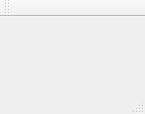
Before: the Qt Designer form 3-semester/TanksGame/Tanks/mainwindow.ui in kbatoev/SpbSU-Homeworks, drawn with Qt 5.
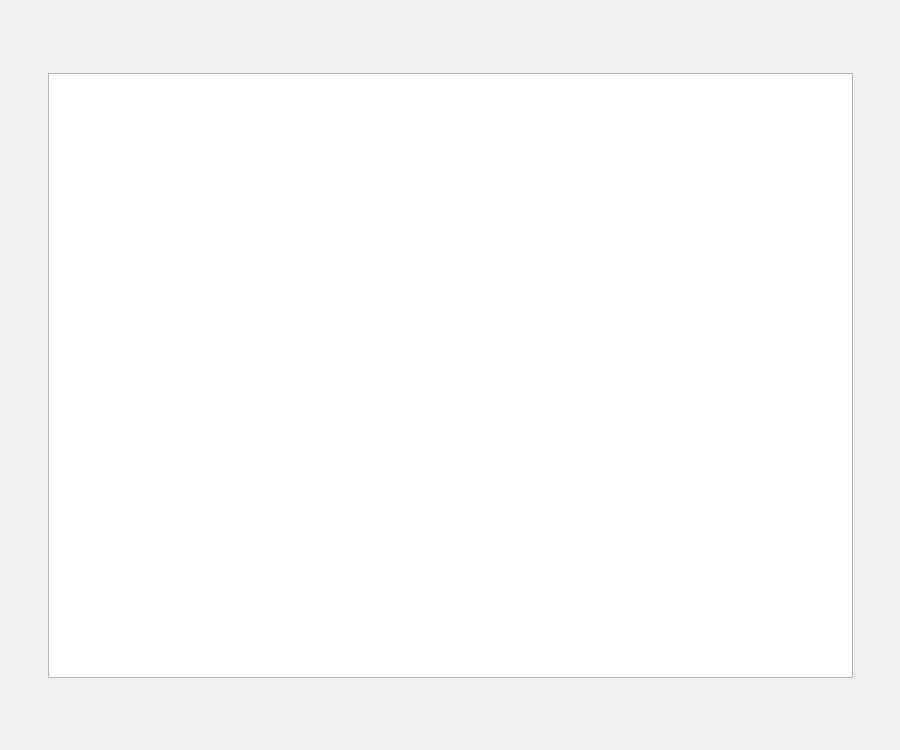
After: the same form once the commit is applied.

Commit message: Program works using 1 window of MainWindow. It catches keyEvents and updates properly

Patch:
```diff
--- a/3-semester/TanksGame/Tanks/mainwindow.ui
+++ b/3-semester/TanksGame/Tanks/mainwindow.ui
@@ -6,33 +6,55 @@
    <rect>
     <x>0</x>
     <y>0</y>
-    <width>145</width>
-    <height>114</height>
+    <width>900</width>
+    <height>750</height>
    </rect>
   </property>
   <property name="windowTitle">
    <string>MainWindow</string>
   </property>
-  <widget class="QWidget" name="centralWidget"/>
-  <widget class="QMenuBar" name="menuBar">
-   <property name="geometry">
-    <rect>
-     <x>0</x>
-     <y>0</y>
-     <width>145</width>
-     <height>25</height>
-    </rect>
+  <widget class="QWidget" name="centralWidget">
+   <property name="minimumSize">
+    <size>
+     <width>900</width>
+     <height>750</height>
+    </size>
    </property>
+   <property name="maximumSize">
+    <size>
+     <width>900</width>
+     <height>750</height>
+    </size>
+   </property>
+   <widget class="QWidget" name="gridLayoutWidget">
+    <property name="geometry">
+     <rect>
+      <x>0</x>
+      <y>0</y>
+      <width>901</width>
+      <height>751</height>
+     </rect>
+    </property>
+    <layout class="QGridLayout" name="gridLayout">
+     <item row="0" column="0">
+      <widget class="QGraphicsView" name="graphicsView">
+       <property name="minimumSize">
+        <size>
+         <width>805</width>
+         <height>605</height>
+        </size>
+       </property>
+       <property name="maximumSize">
+        <size>
+         <width>805</width>
+         <height>605</height>
+        </size>
+       </property>
+      </widget>
+     </item>
+    </layout>
+   </widget>
   </widget>
-  <widget class="QToolBar" name="mainToolBar">
-   <attribute name="toolBarArea">
-    <enum>TopToolBarArea</enum>
-   </attribute>
-   <attribute name="toolBarBreak">
-    <bool>false</bool>
-   </attribute>
-  </widget>
-  <widget class="QStatusBar" name="statusBar"/>
  </widget>
  <layoutdefault spacing="6" margin="11"/>
  <resources/>
```
The commit also changes 9 other files.
